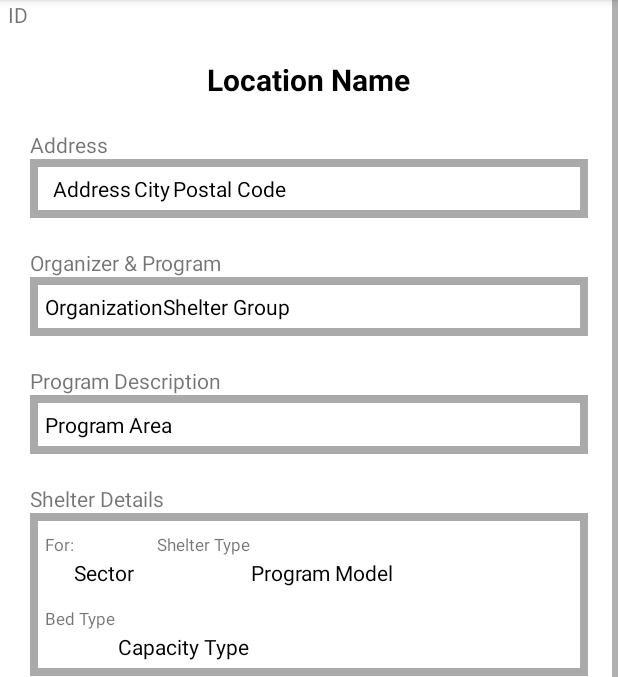
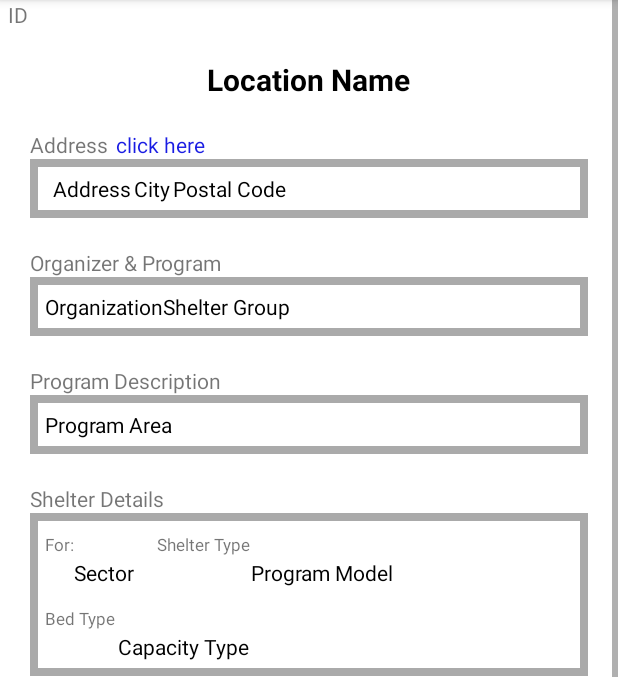
Before and after one commit to kepha6/PRJ666-Shelter-Dashboard, an Android app: the fragment ShelterDetail shown on its own in the app's theme, on a phone screen of 412 x 824 dp, the part 84-761 px from its top. Run offline under Robolectric (Android 15) with nearby library versions, the phone set to English and light mode, and no system bars; 32 statements that could not run were skipped.

Commit message:
push before submission

```diff
--- a/app/src/main/java/com/example/prj666shelterdashboard/ui/gallery/GalleryFragment.java
+++ b/app/src/main/java/com/example/prj666shelterdashboard/ui/gallery/GalleryFragment.java
@@ -63,7 +63,7 @@ public class GalleryFragment extends Fragment  {
 
     private void getShelters() {
         // Make the asynchronous API call
-        Call<List<Shelter>> call = RetrofitClient.getInstance().getMyApi().getShelters(25);
+        Call<List<Shelter>> call = RetrofitClient.getInstance().getMyApi().getShelters(50);
         call.enqueue(new Callback<List<Shelter>>() {
             @Override
             public void onResponse(Call<List<Shelter>> call, Response<List<Shelter>> response) {
--- a/app/src/main/java/com/example/prj666shelterdashboard/ui/shelterDetail/ShelterDetail.java
+++ b/app/src/main/java/com/example/prj666shelterdashboard/ui/shelterDetail/ShelterDetail.java
@@ -1,6 +1,7 @@
 package com.example.prj666shelterdashboard.ui.shelterDetail;
 
 import android.content.Intent;
+import android.net.Uri;
 import android.os.Bundle;
 
 import androidx.annotation.NonNull;
@@ -37,7 +38,7 @@ public class ShelterDetail extends Fragment {
 
     private Shelter shelter;
     private FragmentShelterDetailBinding binding;
-    TextView ID,Name,Address,Postal,City,Group,Org,Program,Sector,Model,Capacity_Type,Actual_Beds,Funding_Bed_Label,Capacity_Unoccupied_Bed,Capacity_Unavailable_Bed_Label2;
+    TextView ID,Name,Address,Postal,City,Group,Org,Program,Sector,Model,Capacity_Type,Actual_Beds,Funding_Bed_Label,Capacity_Unoccupied_Bed,Capacity_Unavailable_Bed_Label2,ClickToMaps;
     ProgressBar Funding_Beds,Occupied_Beds,Unoccupied_Beds,Unavailable_Bed;
     Button DeleteBtn,UpdateBtn;
     String accessLvl;
@@ -71,6 +72,18 @@ public class ShelterDetail extends Fragment {
         Capacity_Unoccupied_Bed = root.findViewById(R.id.Capacity_Unoccupied_Bed);
         Unavailable_Bed = root.findViewById(R.id.Capacity_Unavailable_Bed);
         Capacity_Unavailable_Bed_Label2 = root.findViewById(R.id.Capacity_Unavailable_Bed_Label2);
+        ClickToMaps = root.findViewById(R.id.addressQuickLink);
+        ClickToMaps.setOnClickListener(new View.OnClickListener() {
+            @Override
+            public void onClick(View v) {
+                Log.d("onClick: ", "going to google maps ");
+                Intent intent = new Intent(android.content.Intent.ACTION_VIEW,
+                        Uri.parse("google.navigation:q="+shelter.getLocationAddress()+" + "+shelter.getLocationCity()+" + "+shelter.getLocationPostalCode()));
+                startActivity(intent);
+            }
+        });
+
+
         MainActivity activity = (MainActivity) getActivity();
         accessLvl = activity.getAccessLevel();
 
--- a/app/src/main/res/layout/fragment_shelter_detail.xml
+++ b/app/src/main/res/layout/fragment_shelter_detail.xml
@@ -30,13 +30,29 @@
                 android:textStyle="bold"
                 android:textColor="@color/black"
                 android:text="@string/Location_Name"/>
-            <TextView
-                android:id="@+id/addressLabel"
-                android:layout_width="wrap_content"
+            <LinearLayout
+                android:layout_width="match_parent"
                 android:layout_height="wrap_content"
-                android:layout_marginLeft="20dp"
                 android:layout_marginTop="20dp"
-                android:text="@string/Location_Address" />
+                >
+
+                <TextView
+                    android:id="@+id/addressLabel"
+                    android:layout_width="wrap_content"
+                    android:layout_height="wrap_content"
+                    android:layout_marginLeft="20dp"
+                    android:text="@string/Location_Address" />
+
+                <TextView
+                    android:id="@+id/addressQuickLink"
+                    android:layout_width="wrap_content"
+                    android:layout_height="wrap_content"
+                    android:layout_marginLeft="5dp"
+                    android:clickable="true"
+                    android:textColor="@color/blue"
+                    android:text="click here" />
+            </LinearLayout>
+
 
             <LinearLayout
                 android:layout_width="match_parent"
```
Also changed, not shown: app/src/main/res/layout/fragment_home.xml (+11 -0 lines).
